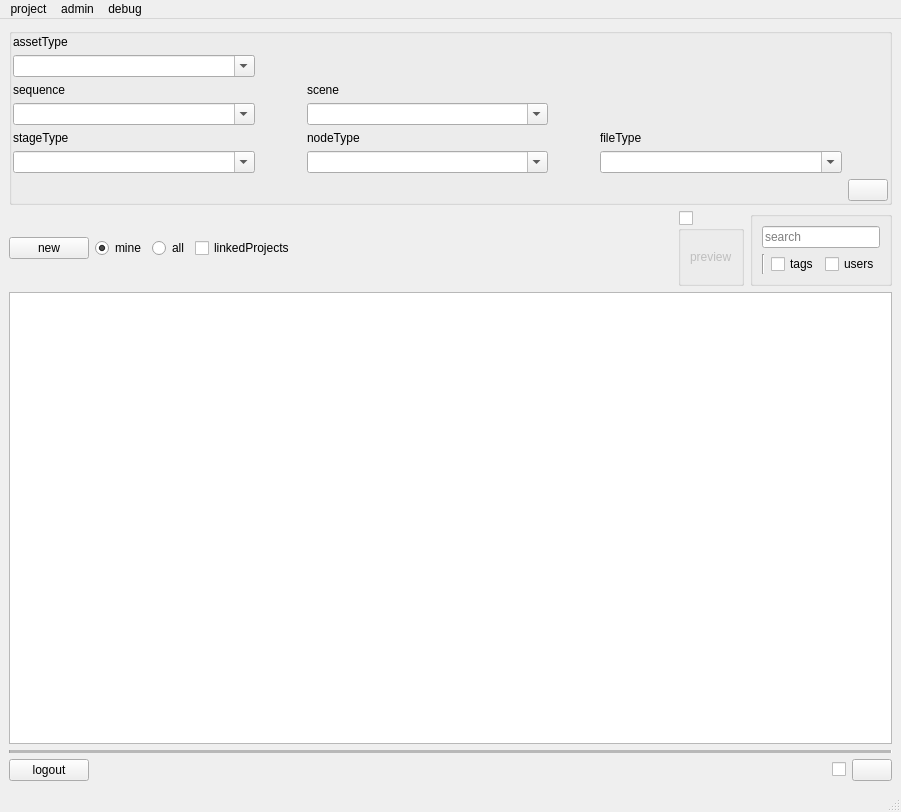
This is rbhusUI/lib/rbhusPipeMainMod.ui in aumanimationstudios/rbhus as Qt 5 draws it before an edit. The edited form follows.
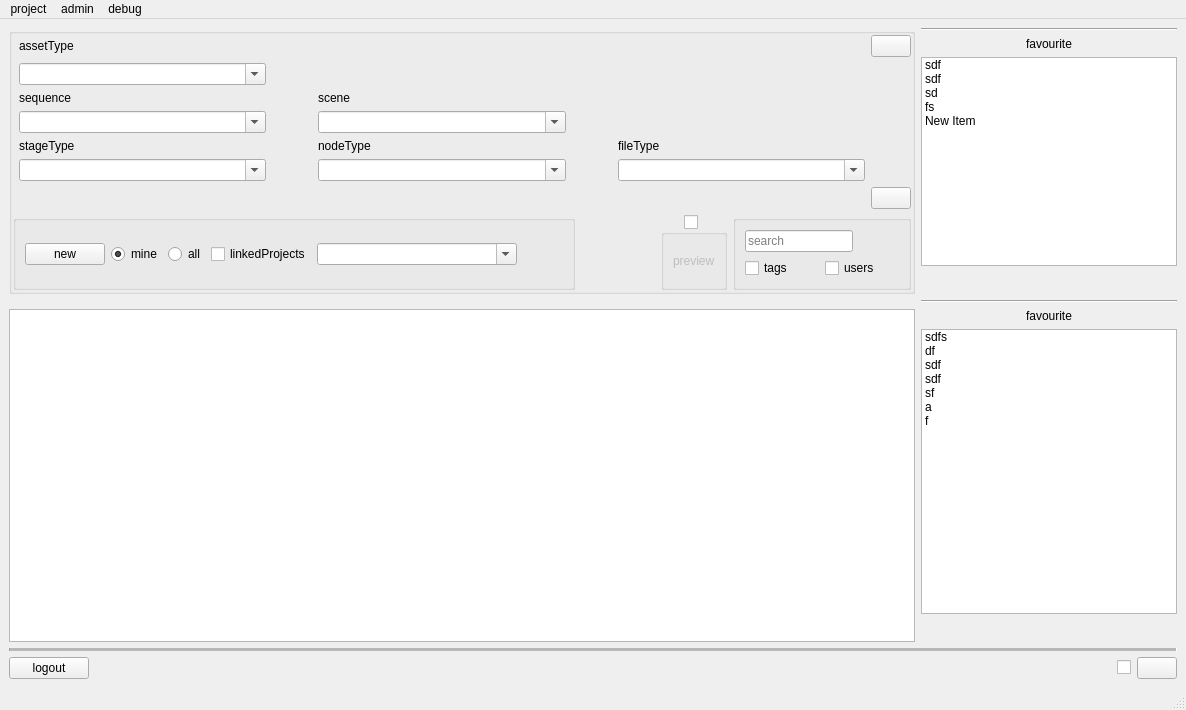
This is the edited form.

What changed in the file:
```diff
--- a/rbhusUI/lib/rbhusPipeMainMod.ui
+++ b/rbhusUI/lib/rbhusPipeMainMod.ui
@@ -9,8 +9,8 @@
    <rect>
     <x>0</x>
     <y>0</y>
-    <width>901</width>
-    <height>812</height>
+    <width>1174</width>
+    <height>710</height>
    </rect>
   </property>
   <property name="sizePolicy">
@@ -36,17 +36,17 @@
   </property>
   <widget class="QWidget" name="centralwidget">
    <layout class="QGridLayout" name="gridLayout">
-    <item row="1" column="1" rowspan="2">
-     <layout class="QHBoxLayout" name="horizontalLayout_6">
+    <item row="0" column="0">
+     <layout class="QHBoxLayout" name="horizontalLayout_10">
       <item>
-       <layout class="QVBoxLayout" name="verticalLayout_2">
+       <layout class="QVBoxLayout" name="verticalLayout_4">
         <item>
          <widget class="QGroupBox" name="groupBoxFilter">
           <property name="enabled">
            <bool>true</bool>
           </property>
           <property name="sizePolicy">
-           <sizepolicy hsizetype="MinimumExpanding" vsizetype="Minimum">
+           <sizepolicy hsizetype="MinimumExpanding" vsizetype="Fixed">
             <horstretch>0</horstretch>
             <verstretch>0</verstretch>
            </sizepolicy>
@@ -70,6 +70,41 @@
            <property name="margin">
             <number>1</number>
            </property>
+           <item row="6" column="6">
+            <widget class="QPushButton" name="pushResetFile">
+             <property name="sizePolicy">
+              <sizepolicy hsizetype="Minimum" vsizetype="Fixed">
+               <horstretch>0</horstretch>
+               <verstretch>0</verstretch>
+              </sizepolicy>
+             </property>
+             <property name="text">
+              <string/>
+             </property>
+             <property name="iconSize">
+              <size>
+               <width>16</width>
+               <height>16</height>
+              </size>
+             </property>
+             <property name="flat">
+              <bool>true</bool>
+             </property>
+            </widget>
+           </item>
+           <item row="3" column="1">
+            <widget class="QLabel" name="labelSeq">
+             <property name="sizePolicy">
+              <sizepolicy hsizetype="Preferred" vsizetype="Fixed">
+               <horstretch>0</horstretch>
+               <verstretch>0</verstretch>
+              </sizepolicy>
+             </property>
+             <property name="text">
+              <string>sequence</string>
+             </property>
+            </widget>
+           </item>
            <item row="7" column="6">
             <layout class="QHBoxLayout" name="horizontalLayout_2">
              <property name="sizeConstraint">
@@ -78,7 +113,7 @@
              <item>
               <widget class="QPushButton" name="filterRefresh">
                <property name="sizePolicy">
-                <sizepolicy hsizetype="Fixed" vsizetype="Fixed">
+                <sizepolicy hsizetype="Minimum" vsizetype="Fixed">
                  <horstretch>0</horstretch>
                  <verstretch>0</verstretch>
                 </sizepolicy>
@@ -86,49 +121,59 @@
                <property name="text">
                 <string/>
                </property>
+               <property name="iconSize">
+                <size>
+                 <width>16</width>
+                 <height>16</height>
+                </size>
+               </property>
               </widget>
              </item>
             </layout>
            </item>
-           <item row="5" column="1">
-            <widget class="QLabel" name="label">
-             <property name="text">
-              <string>stageType</string>
-             </property>
-            </widget>
-           </item>
-           <item row="5" column="5">
-            <widget class="QLabel" name="labelFileType">
-             <property name="text">
-              <string>fileType</string>
-             </property>
-            </widget>
-           </item>
-           <item row="4" column="4">
-            <widget class="QPushButton" name="pushResetScene">
+           <item row="2" column="2">
+            <widget class="QPushButton" name="pushResetAsset">
              <property name="sizePolicy">
-              <sizepolicy hsizetype="Fixed" vsizetype="Fixed">
+              <sizepolicy hsizetype="Minimum" vsizetype="Fixed">
                <horstretch>0</horstretch>
                <verstretch>0</verstretch>
               </sizepolicy>
              </property>
-             <property name="text">
-              <string/>
+             <property name="iconSize">
+              <size>
+               <width>16</width>
+               <height>16</height>
+              </size>
              </property>
              <property name="flat">
               <bool>true</bool>
              </property>
             </widget>
            </item>
-           <item row="3" column="1">
-            <widget class="QLabel" name="labelSeq">
-             <property name="text">
-              <string>sequence</string>
+           <item row="4" column="3">
+            <widget class="QComboBox" name="comboScene">
+             <property name="sizePolicy">
+              <sizepolicy hsizetype="MinimumExpanding" vsizetype="Fixed">
+               <horstretch>0</horstretch>
+               <verstretch>0</verstretch>
+              </sizepolicy>
+             </property>
+             <property name="editable">
+              <bool>true</bool>
+             </property>
+             <property name="maxVisibleItems">
+              <number>10</number>
+             </property>
+             <property name="insertPolicy">
+              <enum>QComboBox::InsertAlphabetically</enum>
              </property>
             </widget>
            </item>
-           <item row="6" column="5">
-            <widget class="QComboBox" name="comboFileType">
+           <item row="6" column="1">
+            <widget class="QComboBox" name="comboStageType">
+             <property name="enabled">
+              <bool>true</bool>
+             </property>
              <property name="sizePolicy">
               <sizepolicy hsizetype="MinimumExpanding" vsizetype="Fixed">
                <horstretch>0</horstretch>
@@ -144,34 +189,15 @@
              <property name="insertPolicy">
               <enum>QComboBox::InsertAlphabetically</enum>
              </property>
-             <property name="duplicatesEnabled">
-              <bool>false</bool>
-             </property>
              <property name="frame">
               <bool>true</bool>
              </property>
             </widget>
            </item>
-           <item row="6" column="6">
-            <widget class="QPushButton" name="pushResetFile">
-             <property name="sizePolicy">
-              <sizepolicy hsizetype="Fixed" vsizetype="Fixed">
-               <horstretch>0</horstretch>
-               <verstretch>0</verstretch>
-              </sizepolicy>
-             </property>
-             <property name="text">
-              <string/>
-             </property>
-             <property name="flat">
-              <bool>true</bool>
-             </property>
-            </widget>
-           </item>
            <item row="6" column="4">
             <widget class="QPushButton" name="pushResetNode">
              <property name="sizePolicy">
-              <sizepolicy hsizetype="Fixed" vsizetype="Fixed">
+              <sizepolicy hsizetype="Minimum" vsizetype="Fixed">
                <horstretch>0</horstretch>
                <verstretch>0</verstretch>
               </sizepolicy>
@@ -179,15 +205,40 @@
              <property name="text">
               <string/>
              </property>
+             <property name="iconSize">
+              <size>
+               <width>16</width>
+               <height>16</height>
+              </size>
+             </property>
              <property name="flat">
               <bool>true</bool>
              </property>
             </widget>
            </item>
+           <item row="6" column="3">
+            <widget class="QComboBox" name="comboNodeType">
+             <property name="sizePolicy">
+              <sizepolicy hsizetype="MinimumExpanding" vsizetype="Fixed">
+               <horstretch>0</horstretch>
+               <verstretch>0</verstretch>
+              </sizepolicy>
+             </property>
+             <property name="editable">
+              <bool>true</bool>
+             </property>
+             <property name="maxVisibleItems">
+              <number>10</number>
+             </property>
+             <property name="insertPolicy">
+              <enum>QComboBox::InsertAlphabetically</enum>
+             </property>
+            </widget>
+           </item>
            <item row="6" column="2">
             <widget class="QPushButton" name="pushResetStage">
              <property name="sizePolicy">
-              <sizepolicy hsizetype="Fixed" vsizetype="Fixed">
+              <sizepolicy hsizetype="Minimum" vsizetype="Fixed">
                <horstretch>0</horstretch>
                <verstretch>0</verstretch>
               </sizepolicy>
@@ -195,103 +246,11 @@
              <property name="text">
               <string/>
              </property>
-             <property name="flat">
-              <bool>true</bool>
-             </property>
-            </widget>
-           </item>
-           <item row="2" column="1">
-            <widget class="QComboBox" name="comboAssType">
-             <property name="sizePolicy">
-              <sizepolicy hsizetype="MinimumExpanding" vsizetype="Fixed">
-               <horstretch>0</horstretch>
-               <verstretch>0</verstretch>
-              </sizepolicy>
-             </property>
-             <property name="editable">
-              <bool>true</bool>
-             </property>
-             <property name="maxVisibleItems">
-              <number>10</number>
-             </property>
-             <property name="insertPolicy">
-              <enum>QComboBox::InsertAlphabetically</enum>
-             </property>
-            </widget>
-           </item>
-           <item row="6" column="1">
-            <widget class="QComboBox" name="comboStageType">
-             <property name="enabled">
-              <bool>true</bool>
-             </property>
-             <property name="sizePolicy">
-              <sizepolicy hsizetype="MinimumExpanding" vsizetype="Fixed">
-               <horstretch>0</horstretch>
-               <verstretch>0</verstretch>
-              </sizepolicy>
-             </property>
-             <property name="editable">
-              <bool>true</bool>
-             </property>
-             <property name="maxVisibleItems">
-              <number>10</number>
-             </property>
-             <property name="insertPolicy">
-              <enum>QComboBox::InsertAlphabetically</enum>
-             </property>
-             <property name="frame">
-              <bool>true</bool>
-             </property>
-            </widget>
-           </item>
-           <item row="4" column="1">
-            <widget class="QComboBox" name="comboSequence">
-             <property name="sizePolicy">
-              <sizepolicy hsizetype="MinimumExpanding" vsizetype="Fixed">
-               <horstretch>0</horstretch>
-               <verstretch>0</verstretch>
-              </sizepolicy>
-             </property>
-             <property name="editable">
-              <bool>true</bool>
-             </property>
-             <property name="maxVisibleItems">
-              <number>10</number>
-             </property>
-             <property name="insertPolicy">
-              <enum>QComboBox::InsertAlphabetically</enum>
-             </property>
-            </widget>
-           </item>
-           <item row="4" column="3">
-            <widget class="QComboBox" name="comboScene">
-             <property name="sizePolicy">
-              <sizepolicy hsizetype="MinimumExpanding" vsizetype="Fixed">
-               <horstretch>0</horstretch>
-               <verstretch>0</verstretch>
-              </sizepolicy>
-             </property>
-             <property name="editable">
-              <bool>true</bool>
-             </property>
-             <property name="maxVisibleItems">
-              <number>10</number>
-             </property>
-             <property name="insertPolicy">
-              <enum>QComboBox::InsertAlphabetically</enum>
-             </property>
-            </widget>
-           </item>
-           <item row="4" column="2">
-            <widget class="QPushButton" name="pushResetSeq">
-             <property name="sizePolicy">
-              <sizepolicy hsizetype="Fixed" vsizetype="Fixed">
-               <horstretch>0</horstretch>
-               <verstretch>0</verstretch>
-              </sizepolicy>
-             </property>
-             <property name="text">
-              <string/>
+             <property name="iconSize">
+              <size>
+               <width>16</width>
+               <height>16</height>
+              </size>
              </property>
              <property name="flat">
               <bool>true</bool>
@@ -301,7 +260,7 @@
            <item row="1" column="1">
             <widget class="QLabel" name="labelAssType">
              <property name="sizePolicy">
-              <sizepolicy hsizetype="Preferred" vsizetype="Preferred">
+              <sizepolicy hsizetype="Preferred" vsizetype="Fixed">
                <horstretch>0</horstretch>
                <verstretch>0</verstretch>
               </sizepolicy>
@@ -311,58 +270,180 @@
              </property>
             </widget>
            </item>
-           <item row="6" column="3">
-            <widget class="QComboBox" name="comboNodeType">
-             <property name="sizePolicy">
-              <sizepolicy hsizetype="MinimumExpanding" vsizetype="Fixed">
-               <horstretch>0</horstretch>
-               <verstretch>0</verstretch>
-              </sizepolicy>
-             </property>
-             <property name="editable">
-              <bool>true</bool>
-             </property>
-             <property name="maxVisibleItems">
-              <number>10</number>
-             </property>
-             <property name="insertPolicy">
-              <enum>QComboBox::InsertAlphabetically</enum>
-             </property>
-            </widget>
-           </item>
            <item row="5" column="3">
             <widget class="QLabel" name="label_2">
+             <property name="sizePolicy">
+              <sizepolicy hsizetype="Preferred" vsizetype="Fixed">
+               <horstretch>0</horstretch>
+               <verstretch>0</verstretch>
+              </sizepolicy>
+             </property>
              <property name="text">
               <string>nodeType</string>
              </property>
             </widget>
            </item>
-           <item row="2" column="2">
-            <widget class="QPushButton" name="pushResetAsset">
-             <property name="sizePolicy">
-              <sizepolicy hsizetype="Fixed" vsizetype="Fixed">
-               <horstretch>0</horstretch>
-               <verstretch>0</verstretch>
-              </sizepolicy>
-             </property>
-             <property name="flat">
-              <bool>true</bool>
-             </property>
-            </widget>
-           </item>
            <item row="3" column="3">
             <widget class="QLabel" name="labelSce">
+             <property name="sizePolicy">
+              <sizepolicy hsizetype="Preferred" vsizetype="Fixed">
+               <horstretch>0</horstretch>
+               <verstretch>0</verstretch>
+              </sizepolicy>
+             </property>
              <property name="text">
               <string>scene</string>
              </property>
             </widget>
            </item>
-          </layout>
-         </widget>
-        </item>
-        <item>
+           <item row="4" column="4">
+            <widget class="QPushButton" name="pushResetScene">
+             <property name="sizePolicy">
+              <sizepolicy hsizetype="Minimum" vsizetype="Fixed">
+               <horstretch>0</horstretch>
+               <verstretch>0</verstretch>
+              </sizepolicy>
+             </property>
+             <property name="text">
+              <string/>
+             </property>
+             <property name="iconSize">
+              <size>
+               <width>16</width>
+               <height>16</height>
+              </size>
+             </property>
+             <property name="flat">
+              <bool>true</bool>
+             </property>
+            </widget>
+           </item>
+           <item row="2" column="1">
+            <widget class="QComboBox" name="comboAssType">
+             <property name="sizePolicy">
+              <sizepolicy hsizetype="MinimumExpanding" vsizetype="Fixed">
+               <horstretch>0</horstretch>
+               <verstretch>0</verstretch>
+              </sizepolicy>
+             </property>
+             <property name="editable">
+              <bool>true</bool>
+             </property>
+             <property name="maxVisibleItems">
+              <number>10</number>
+             </property>
+             <property name="insertPolicy">
+              <enum>QComboBox::InsertAlphabetically</enum>
+             </property>
+            </widget>
+           </item>
+           <item row="4" column="2">
+            <widget class="QPushButton" name="pushResetSeq">
+             <property name="sizePolicy">
+              <sizepolicy hsizetype="Minimum" vsizetype="Fixed">
+               <horstretch>0</horstretch>
+               <verstretch>0</verstretch>
+              </sizepolicy>
+             </property>
+             <property name="text">
+              <string/>
+             </property>
+             <property name="iconSize">
+              <size>
+               <width>16</width>
+               <height>16</height>
+              </size>
+             </property>
+             <property name="flat">
+              <bool>true</bool>
+             </property>
+            </widget>
+           </item>
+           <item row="4" column="1">
+            <widget class="QComboBox" name="comboSequence">
+             <property name="sizePolicy">
+              <sizepolicy hsizetype="MinimumExpanding" vsizetype="Fixed">
+               <horstretch>0</horstretch>
+               <verstretch>0</verstretch>
+              </sizepolicy>
+             </property>
+             <property name="editable">
+              <bool>true</bool>
+             </property>
+             <property name="maxVisibleItems">
+              <number>10</number>
+             </property>
+             <property name="insertPolicy">
+              <enum>QComboBox::InsertAlphabetically</enum>
+             </property>
+            </widget>
+           </item>
+           <item row="5" column="5">
+            <widget class="QLabel" name="labelFileType">
+             <property name="sizePolicy">
+              <sizepolicy hsizetype="Preferred" vsizetype="Fixed">
+               <horstretch>0</horstretch>
+               <verstretch>0</verstretch>
+              </sizepolicy>
+             </property>
+             <property name="text">
+              <string>fileType</string>
+             </property>
+            </widget>
+           </item>
+           <item row="6" column="5">
+            <widget class="QComboBox" name="comboFileType">
+             <property name="sizePolicy">
+              <sizepolicy hsizetype="MinimumExpanding" vsizetype="Fixed">
+               <horstretch>0</horstretch>
+               <verstretch>0</verstretch>
+              </sizepolicy>
+             </property>
+             <property name="editable">
+              <bool>true</bool>
+             </property>
+             <property name="maxVisibleItems">
+              <number>10</number>
+             </property>
+             <property name="insertPolicy">
+              <enum>QComboBox::InsertAlphabetically</enum>
+             </property>
+             <property name="duplicatesEnabled">
+              <bool>false</bool>
+             </property>
+             <property name="frame">
+              <bool>true</bool>
+             </property>
+            </widget>
+           </item>
+           <item row="5" column="1">
+            <widget class="QLabel" name="label">
+             <property name="sizePolicy">
+              <sizepolicy hsizetype="Preferred" vsizetype="Fixed">
+               <horstretch>0</horstretch>
+               <verstretch>0</verstretch>
+              </sizepolicy>
+             </property>
+             <property name="text">
+              <string>stageType</string>
+             </property>
+            </widget>
+           </item>
+           <item row="8" column="0" colspan="7">
          <layout class="QHBoxLayout" name="horizontalLayout">
           <item>
+              <widget class="QGroupBox" name="groupBox_2">
+               <property name="sizePolicy">
+                <sizepolicy hsizetype="MinimumExpanding" vsizetype="Minimum">
+                 <horstretch>0</horstretch>
+                 <verstretch>0</verstretch>
+                </sizepolicy>
+               </property>
+               <property name="title">
+                <string/>
+               </property>
+               <layout class="QHBoxLayout" name="horizontalLayout_7">
+                <item>
            <widget class="QPushButton" name="pushNewAsset">
             <property name="text">
              <string>new</string>
@@ -394,6 +475,81 @@
            </widget>
           </item>
           <item>
+                 <widget class="QComboBox" name="comboLinked">
+                  <property name="enabled">
+                   <bool>true</bool>
+                  </property>
+                  <property name="sizePolicy">
+                   <sizepolicy hsizetype="MinimumExpanding" vsizetype="Fixed">
+                    <horstretch>0</horstretch>
+                    <verstretch>0</verstretch>
+                   </sizepolicy>
+                  </property>
+                  <property name="minimumSize">
+                   <size>
+                    <width>200</width>
+                    <height>0</height>
+                   </size>
+                  </property>
+                  <property name="editable">
+                   <bool>true</bool>
+                  </property>
+                  <property name="maxVisibleItems">
+                   <number>5</number>
+                  </property>
+                  <property name="insertPolicy">
+                   <enum>QComboBox::InsertAlphabetically</enum>
+                  </property>
+                  <property name="sizeAdjustPolicy">
+                   <enum>QComboBox::AdjustToContents</enum>
+                  </property>
+                  <property name="frame">
+                   <bool>true</bool>
+                  </property>
+                 </widget>
+                </item>
+                <item>
+                 <widget class="QPushButton" name="pushResetLinked">
+                  <property name="sizePolicy">
+                   <sizepolicy hsizetype="Minimum" vsizetype="Fixed">
+                    <horstretch>0</horstretch>
+                    <verstretch>0</verstretch>
+                   </sizepolicy>
+                  </property>
+                  <property name="text">
+                   <string/>
+                  </property>
+                  <property name="iconSize">
+                   <size>
+                    <width>16</width>
+                    <height>16</height>
+                   </size>
+                  </property>
+                  <property name="flat">
+                   <bool>true</bool>
+                  </property>
+                 </widget>
+                </item>
+               </layout>
+              </widget>
+             </item>
+             <item>
+              <spacer name="horizontalSpacer">
+               <property name="orientation">
+                <enum>Qt::Horizontal</enum>
+               </property>
+               <property name="sizeType">
+                <enum>QSizePolicy::MinimumExpanding</enum>
+               </property>
+               <property name="sizeHint" stdset="0">
+                <size>
+                 <width>40</width>
+                 <height>20</height>
+                </size>
+               </property>
+              </spacer>
+             </item>
+             <item>
            <spacer name="horizontalSpacer_2">
             <property name="orientation">
              <enum>Qt::Horizontal</enum>
@@ -414,9 +570,21 @@
             <property name="enabled">
              <bool>true</bool>
             </property>
+               <property name="sizePolicy">
+                <sizepolicy hsizetype="Preferred" vsizetype="Minimum">
+                 <horstretch>0</horstretch>
+                 <verstretch>0</verstretch>
+                </sizepolicy>
+               </property>
+               <property name="layoutDirection">
+                <enum>Qt::LeftToRight</enum>
+               </property>
             <property name="title">
              <string/>
             </property>
+               <property name="alignment">
+                <set>Qt::AlignCenter</set>
+               </property>
             <property name="checkable">
              <bool>true</bool>
             </property>
@@ -437,7 +605,7 @@
           <item>
            <widget class="QGroupBox" name="groupBox">
             <property name="sizePolicy">
-             <sizepolicy hsizetype="Fixed" vsizetype="Preferred">
+                <sizepolicy hsizetype="Fixed" vsizetype="Fixed">
               <horstretch>0</horstretch>
               <verstretch>0</verstretch>
              </sizepolicy>
@@ -447,6 +615,8 @@
             </property>
             <layout class="QVBoxLayout" name="verticalLayout">
              <item>
+                 <layout class="QHBoxLayout" name="horizontalLayout_9">
+                  <item>
               <widget class="QLineEdit" name="lineEditSearch">
                <property name="sizePolicy">
                 <sizepolicy hsizetype="MinimumExpanding" vsizetype="Fixed">
@@ -460,14 +630,31 @@
               </widget>
              </item>
              <item>
+                   <widget class="QPushButton" name="searchRefresh">
+                    <property name="sizePolicy">
+                     <sizepolicy hsizetype="Minimum" vsizetype="Fixed">
+                      <horstretch>0</horstretch>
+                      <verstretch>0</verstretch>
+                     </sizepolicy>
+                    </property>
+                    <property name="text">
+                     <string/>
+                    </property>
+                    <property name="iconSize">
+                     <size>
+                      <width>16</width>
+                      <height>16</height>
+                     </size>
+                    </property>
+                    <property name="flat">
+                     <bool>true</bool>
+                    </property>
+                   </widget>
+                  </item>
+                 </layout>
+                </item>
+                <item>
               <layout class="QHBoxLayout" name="horizontalLayout_3">
-               <item>
-                <widget class="Line" name="line_2">
-                 <property name="orientation">
-                  <enum>Qt::Vertical</enum>
-                 </property>
-                </widget>
-               </item>
                <item>
                 <widget class="QCheckBox" name="checkTags">
                  <property name="sizePolicy">
@@ -495,10 +682,133 @@
           </item>
          </layout>
         </item>
+           <item row="1" column="6">
+            <widget class="QPushButton" name="pushSearchFav">
+             <property name="sizePolicy">
+              <sizepolicy hsizetype="Minimum" vsizetype="Fixed">
+               <horstretch>0</horstretch>
+               <verstretch>0</verstretch>
+              </sizepolicy>
+             </property>
+             <property name="text">
+              <string/>
+             </property>
+             <property name="iconSize">
+              <size>
+               <width>16</width>
+               <height>16</height>
+              </size>
+             </property>
+            </widget>
+           </item>
+          </layout>
+         </widget>
+        </item>
+       </layout>
+      </item>
+     </layout>
+    </item>
+    <item row="1" column="1" colspan="2">
+     <widget class="Line" name="line_3">
+      <property name="orientation">
+       <enum>Qt::Horizontal</enum>
+      </property>
+     </widget>
+    </item>
+    <item row="0" column="1" colspan="2">
+     <layout class="QVBoxLayout" name="verticalLayout_5">
+      <item>
+       <widget class="Line" name="line_4">
+        <property name="orientation">
+         <enum>Qt::Horizontal</enum>
+        </property>
+       </widget>
+      </item>
+      <item>
+       <widget class="QLabel" name="label_4">
+        <property name="sizePolicy">
+         <sizepolicy hsizetype="Preferred" vsizetype="Fixed">
+          <horstretch>0</horstretch>
+          <verstretch>0</verstretch>
+         </sizepolicy>
+        </property>
+        <property name="text">
+         <string>favourite</string>
+        </property>
+        <property name="alignment">
+         <set>Qt::AlignCenter</set>
+        </property>
+       </widget>
+      </item>
+      <item>
+       <widget class="QListWidget" name="listWidgetSearch">
+        <property name="sizePolicy">
+         <sizepolicy hsizetype="Fixed" vsizetype="Minimum">
+          <horstretch>0</horstretch>
+          <verstretch>0</verstretch>
+         </sizepolicy>
+        </property>
+        <item>
+         <property name="text">
+          <string>sdf</string>
+         </property>
+         <property name="flags">
+          <set>ItemIsSelectable|ItemIsEditable|ItemIsDragEnabled|ItemIsUserCheckable|ItemIsEnabled</set>
+         </property>
+        </item>
+        <item>
+         <property name="text">
+          <string>sdf</string>
+         </property>
+        </item>
+        <item>
+         <property name="text">
+          <string>sd</string>
+         </property>
+        </item>
+        <item>
+         <property name="text">
+          <string>fs</string>
+         </property>
+        </item>
+        <item>
+         <property name="text">
+          <string>New Item</string>
+         </property>
+        </item>
+       </widget>
+      </item>
+      <item>
+       <widget class="QPushButton" name="pushSearchFavReset">
+        <property name="sizePolicy">
+         <sizepolicy hsizetype="Fixed" vsizetype="Fixed">
+          <horstretch>0</horstretch>
+          <verstretch>0</verstretch>
+         </sizepolicy>
+        </property>
+        <property name="text">
+         <string/>
+        </property>
+        <property name="flat">
+         <bool>true</bool>
+        </property>
+       </widget>
+      </item>
+     </layout>
+    </item>
+    <item row="3" column="0" rowspan="2" colspan="3">
+     <layout class="QHBoxLayout" name="horizontalLayout_6">
+      <item>
+       <layout class="QVBoxLayout" name="verticalLayout_2">
+        <property name="sizeConstraint">
+         <enum>QLayout::SetMaximumSize</enum>
+        </property>
+        <item>
+         <layout class="QHBoxLayout" name="horizontalLayout_8">
         <item>
          <widget class="QTableWidget" name="tableWidget">
           <property name="sizePolicy">
-           <sizepolicy hsizetype="Expanding" vsizetype="Expanding">
+             <sizepolicy hsizetype="MinimumExpanding" vsizetype="Expanding">
             <horstretch>0</horstretch>
             <verstretch>0</verstretch>
            </sizepolicy>
@@ -575,6 +885,86 @@
          </widget>
         </item>
         <item>
+           <layout class="QVBoxLayout" name="verticalLayout_3">
+            <property name="sizeConstraint">
+             <enum>QLayout::SetMinimumSize</enum>
+            </property>
+            <item>
+             <widget class="QLabel" name="label_3">
+              <property name="text">
+               <string>favourite</string>
+              </property>
+              <property name="alignment">
+               <set>Qt::AlignCenter</set>
+              </property>
+             </widget>
+            </item>
+            <item>
+             <widget class="QListWidget" name="listWidgetAssets">
+              <property name="sizePolicy">
+               <sizepolicy hsizetype="Fixed" vsizetype="Expanding">
+                <horstretch>0</horstretch>
+                <verstretch>0</verstretch>
+               </sizepolicy>
+              </property>
+              <item>
+               <property name="text">
+                <string>sdfs</string>
+               </property>
+              </item>
+              <item>
+               <property name="text">
+                <string>df</string>
+               </property>
+              </item>
+              <item>
+               <property name="text">
+                <string>sdf</string>
+               </property>
+              </item>
+              <item>
+               <property name="text">
+                <string>sdf</string>
+               </property>
+              </item>
+              <item>
+               <property name="text">
+                <string>sf</string>
+               </property>
+              </item>
+              <item>
+               <property name="text">
+                <string>a</string>
+               </property>
+              </item>
+              <item>
+               <property name="text">
+                <string>f</string>
+               </property>
+              </item>
+             </widget>
+            </item>
+            <item>
+             <widget class="QPushButton" name="pushAssetFavReset">
+              <property name="sizePolicy">
+               <sizepolicy hsizetype="Fixed" vsizetype="Fixed">
+                <horstretch>0</horstretch>
+                <verstretch>0</verstretch>
+               </sizepolicy>
+              </property>
+              <property name="text">
+               <string/>
+              </property>
+              <property name="flat">
+               <bool>true</bool>
+              </property>
+             </widget>
+            </item>
+           </layout>
+          </item>
+         </layout>
+        </item>
+        <item>
          <widget class="Line" name="line">
           <property name="enabled">
            <bool>true</bool>
@@ -669,7 +1059,7 @@
     <rect>
      <x>0</x>
      <y>0</y>
-     <width>901</width>
+     <width>1174</width>
      <height>21</height>
     </rect>
    </property>
```
Lines whose indentation alone changed are shown as unchanged.
